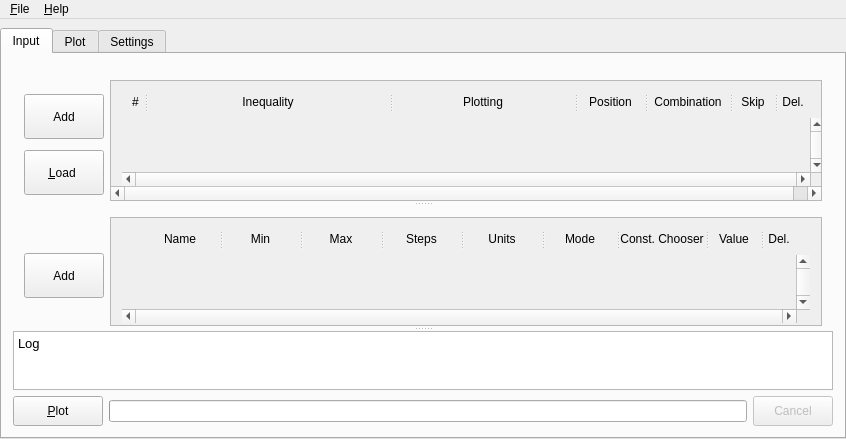
xpcoffee/plotus, file xml/bareminimumplotter.ui: the form before one commit.
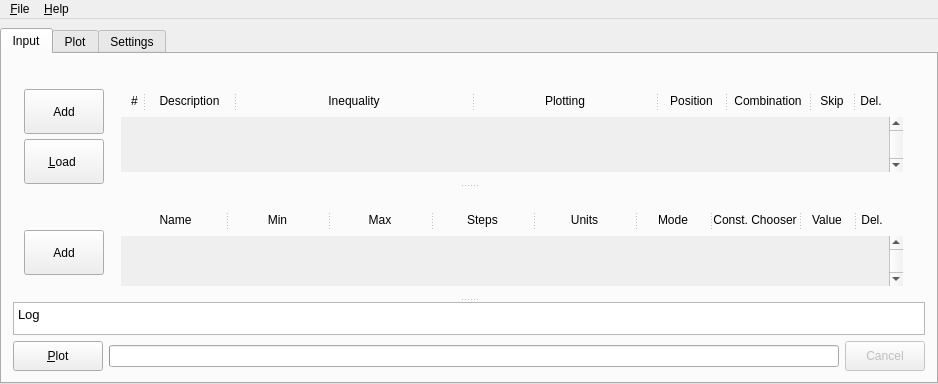
The form after the commit.

Commit message: keeping gui minimal, specifically scroll areas.

Patch:
```diff
--- a/xml/bareminimumplotter.ui
+++ b/xml/bareminimumplotter.ui
@@ -6,8 +6,8 @@
    <rect>
     <x>0</x>
     <y>0</y>
-    <width>846</width>
-    <height>439</height>
+    <width>938</width>
+    <height>384</height>
    </rect>
   </property>
   <property name="windowTitle">
@@ -138,7 +138,7 @@
           </property>
           <widget class="QWidget" name="container_Inequalities" native="true">
            <property name="sizePolicy">
-            <sizepolicy hsizetype="Preferred" vsizetype="Preferred">
+            <sizepolicy hsizetype="Minimum" vsizetype="Preferred">
              <horstretch>1</horstretch>
              <verstretch>3</verstretch>
             </sizepolicy>
@@ -217,42 +217,27 @@
              </layout>
             </item>
             <item>
-             <widget class="QScrollArea" name="scrollArea_Inequality">
+             <widget class="QWidget" name="container_InequalitySub" native="true">
               <property name="sizePolicy">
-               <sizepolicy hsizetype="Expanding" vsizetype="Expanding">
+               <sizepolicy hsizetype="Preferred" vsizetype="Preferred">
                 <horstretch>1</horstretch>
-                <verstretch>1</verstretch>
+                <verstretch>0</verstretch>
                </sizepolicy>
               </property>
-              <property name="verticalScrollBarPolicy">
-               <enum>Qt::ScrollBarAlwaysOff</enum>
+              <property name="minimumSize">
+               <size>
+                <width>40</width>
+                <height>0</height>
+               </size>
               </property>
-              <property name="horizontalScrollBarPolicy">
-               <enum>Qt::ScrollBarAlwaysOn</enum>
-              </property>
-              <property name="sizeAdjustPolicy">
-               <enum>QAbstractScrollArea::AdjustToContentsOnFirstShow</enum>
-              </property>
-              <property name="widgetResizable">
-               <bool>true</bool>
-              </property>
-              <widget class="QWidget" name="scrollAreaWidget_Inequality">
-               <property name="geometry">
-                <rect>
-                 <x>0</x>
-                 <y>0</y>
-                 <width>722</width>
-                 <height>115</height>
-                </rect>
-               </property>
-               <layout class="QVBoxLayout" name="verticalLayout_5">
+              <layout class="QVBoxLayout" name="verticalLayout">
                 <item>
-                 <layout class="QHBoxLayout" name="horizontalLayout_InequalityHeaders">
+                <layout class="QHBoxLayout" name="horizontalLayout">
                   <property name="spacing">
                    <number>0</number>
                   </property>
                   <item>
-                   <spacer name="horizontalSpacer_5">
+                  <spacer name="spacer_InequalityHeaderLeft">
                     <property name="orientation">
                      <enum>Qt::Horizontal</enum>
                     </property>
@@ -268,22 +253,16 @@
                    </spacer>
                   </item>
                   <item>
-                   <widget class="QSplitter" name="splitter_Inequality">
-                    <property name="styleSheet">
-                     <string notr="true"/>
-                    </property>
-                    <property name="frameShape">
-                     <enum>QFrame::NoFrame</enum>
-                    </property>
-                    <property name="frameShadow">
-                     <enum>QFrame::Raised</enum>
+                  <widget class="QSplitter" name="splitter_InequalityHeader">
+                   <property name="sizePolicy">
+                    <sizepolicy hsizetype="Expanding" vsizetype="Preferred">
+                     <horstretch>0</horstretch>
+                     <verstretch>0</verstretch>
+                    </sizepolicy>
                     </property>
                     <property name="orientation">
                      <enum>Qt::Horizontal</enum>
                     </property>
-                    <property name="handleWidth">
-                     <number>5</number>
-                    </property>
                     <property name="childrenCollapsible">
                      <bool>false</bool>
                     </property>
@@ -307,19 +286,45 @@
                       <set>Qt::AlignCenter</set>
                      </property>
                     </widget>
+                   <widget class="QLabel" name="label_InequalityDesc">
+                    <property name="sizePolicy">
+                     <sizepolicy hsizetype="Expanding" vsizetype="Preferred">
+                      <horstretch>0</horstretch>
+                      <verstretch>0</verstretch>
+                     </sizepolicy>
+                    </property>
+                    <property name="minimumSize">
+                     <size>
+                      <width>80</width>
+                      <height>0</height>
+                     </size>
+                    </property>
+                    <property name="maximumSize">
+                     <size>
+                      <width>16777215</width>
+                      <height>16777215</height>
+                     </size>
+                    </property>
+                    <property name="text">
+                     <string>Description</string>
+                    </property>
+                    <property name="alignment">
+                     <set>Qt::AlignCenter</set>
+                    </property>
+                   </widget>
                     <widget class="QLabel" name="label_Inequality">
+                    <property name="sizePolicy">
+                     <sizepolicy hsizetype="Expanding" vsizetype="Preferred">
+                      <horstretch>0</horstretch>
+                      <verstretch>0</verstretch>
+                     </sizepolicy>
+                    </property>
                      <property name="minimumSize">
                       <size>
-                       <width>240</width>
+                      <width>215</width>
                        <height>0</height>
                       </size>
                      </property>
-                     <property name="maximumSize">
-                      <size>
-                       <width>16777215</width>
-                       <height>16777215</height>
-                      </size>
-                     </property>
                      <property name="text">
                       <string>Inequality</string>
                      </property>
@@ -327,7 +332,13 @@
                       <set>Qt::AlignCenter</set>
                      </property>
                     </widget>
-                    <widget class="QLabel" name="label_InequalityPlotting">
+                   <widget class="QLabel" name="label_InequalityPlot">
+                    <property name="sizePolicy">
+                     <sizepolicy hsizetype="Expanding" vsizetype="Preferred">
+                      <horstretch>0</horstretch>
+                      <verstretch>0</verstretch>
+                     </sizepolicy>
+                    </property>
                      <property name="minimumSize">
                       <size>
                        <width>180</width>
@@ -347,7 +358,13 @@
                       <set>Qt::AlignCenter</set>
                      </property>
                     </widget>
-                    <widget class="QLabel" name="label_Position">
+                   <widget class="QLabel" name="label_InequalityPos">
+                    <property name="sizePolicy">
+                     <sizepolicy hsizetype="Fixed" vsizetype="Preferred">
+                      <horstretch>0</horstretch>
+                      <verstretch>0</verstretch>
+                     </sizepolicy>
+                    </property>
                      <property name="minimumSize">
                       <size>
                        <width>65</width>
@@ -367,7 +384,13 @@
                       <set>Qt::AlignCenter</set>
                      </property>
                     </widget>
-                    <widget class="QLabel" name="label_Combination">
+                   <widget class="QLabel" name="label_InequalityComb">
+                    <property name="sizePolicy">
+                     <sizepolicy hsizetype="Fixed" vsizetype="Preferred">
+                      <horstretch>0</horstretch>
+                      <verstretch>0</verstretch>
+                     </sizepolicy>
+                    </property>
                      <property name="minimumSize">
                       <size>
                        <width>80</width>
@@ -387,7 +410,13 @@
                       <set>Qt::AlignCenter</set>
                      </property>
                     </widget>
-                    <widget class="QLabel" name="label_Skip">
+                   <widget class="QLabel" name="label_InequalitySkip">
+                    <property name="sizePolicy">
+                     <sizepolicy hsizetype="Fixed" vsizetype="Preferred">
+                      <horstretch>0</horstretch>
+                      <verstretch>0</verstretch>
+                     </sizepolicy>
+                    </property>
                      <property name="minimumSize">
                       <size>
                        <width>40</width>
@@ -407,7 +436,13 @@
                       <set>Qt::AlignCenter</set>
                      </property>
                     </widget>
-                    <widget class="QLabel" name="label_Del">
+                   <widget class="QLabel" name="label_InequalityDel">
+                    <property name="sizePolicy">
+                     <sizepolicy hsizetype="Fixed" vsizetype="Preferred">
+                      <horstretch>0</horstretch>
+                      <verstretch>0</verstretch>
+                     </sizepolicy>
+                    </property>
                      <property name="minimumSize">
                       <size>
                        <width>30</width>
@@ -430,7 +465,7 @@
                    </widget>
                   </item>
                   <item>
-                   <spacer name="horizontalSpacer_InequalityScrollBar">
+                  <spacer name="spacer_InequalityHeaderRight">
                     <property name="orientation">
                      <enum>Qt::Horizontal</enum>
                     </property>
@@ -439,14 +474,14 @@
                     </property>
                     <property name="sizeHint" stdset="0">
                      <size>
-                      <width>12</width>
+                     <width>4</width>
                       <height>20</height>
                      </size>
                     </property>
                    </spacer>
                   </item>
                   <item>
-                   <spacer name="horizontalSpacer_4">
+                  <spacer name="spacer_InequalityHeaderScroll">
                     <property name="orientation">
                      <enum>Qt::Horizontal</enum>
                     </property>
@@ -455,7 +490,7 @@
                     </property>
                     <property name="sizeHint" stdset="0">
                      <size>
-                      <width>4</width>
+                     <width>13</width>
                       <height>20</height>
                      </size>
                     </property>
@@ -499,7 +534,7 @@
                    <enum>Qt::ScrollBarAlwaysOn</enum>
                   </property>
                   <property name="horizontalScrollBarPolicy">
-                   <enum>Qt::ScrollBarAlwaysOn</enum>
+                  <enum>Qt::ScrollBarAlwaysOff</enum>
                   </property>
                   <property name="sizeAdjustPolicy">
                    <enum>QAbstractScrollArea::AdjustIgnored</enum>
@@ -512,8 +547,8 @@
                     <rect>
                      <x>0</x>
                      <y>0</y>
-                     <width>687</width>
-                     <height>52</height>
+                    <width>773</width>
+                    <height>59</height>
                     </rect>
                    </property>
                    <property name="focusPolicy">
@@ -525,7 +560,7 @@
                    <property name="styleSheet">
                     <string notr="true"/>
                    </property>
-                   <layout class="QVBoxLayout" name="verticalLayout">
+                  <layout class="QVBoxLayout" name="layout_InequalityScrollWidget">
                     <property name="leftMargin">
                      <number>0</number>
                     </property>
@@ -560,7 +595,6 @@
                 </item>
                </layout>
               </widget>
-             </widget>
             </item>
            </layout>
           </widget>
@@ -623,34 +657,22 @@
              </layout>
             </item>
             <item>
-             <widget class="QScrollArea" name="scrollArea">
+             <widget class="QWidget" name="container_VariableSub" native="true">
               <property name="sizePolicy">
-               <sizepolicy hsizetype="Expanding" vsizetype="Expanding">
+               <sizepolicy hsizetype="Preferred" vsizetype="Preferred">
                 <horstretch>1</horstretch>
-                <verstretch>1</verstretch>
+                <verstretch>0</verstretch>
                </sizepolicy>
               </property>
-              <property name="verticalScrollBarPolicy">
-               <enum>Qt::ScrollBarAlwaysOff</enum>
+              <property name="minimumSize">
+               <size>
+                <width>20</width>
+                <height>0</height>
+               </size>
               </property>
-              <property name="sizeAdjustPolicy">
-               <enum>QAbstractScrollArea::AdjustToContentsOnFirstShow</enum>
-              </property>
-              <property name="widgetResizable">
-               <bool>true</bool>
-              </property>
-              <widget class="QWidget" name="scrollAreaWidgetContents">
-               <property name="geometry">
-                <rect>
-                 <x>0</x>
-                 <y>0</y>
-                 <width>714</width>
-                 <height>115</height>
-                </rect>
-               </property>
-               <layout class="QVBoxLayout" name="verticalLayout_3">
+              <layout class="QVBoxLayout" name="layout_VariableSub">
                 <item>
-                 <layout class="QHBoxLayout" name="horizontalLayout_VariableHeader">
+                <layout class="QHBoxLayout" name="layout_VariableHeader">
                   <property name="spacing">
                    <number>0</number>
                   </property>
@@ -667,7 +689,7 @@
                     </property>
                     <property name="sizeHint" stdset="0">
                      <size>
-                      <width>20</width>
+                     <width>6</width>
                       <height>20</height>
                      </size>
                     </property>
@@ -676,11 +698,17 @@
                   <item>
                    <widget class="QSplitter" name="splitter_Variable">
                     <property name="sizePolicy">
-                     <sizepolicy hsizetype="Expanding" vsizetype="Preferred">
+                    <sizepolicy hsizetype="Preferred" vsizetype="Preferred">
                       <horstretch>0</horstretch>
                       <verstretch>0</verstretch>
                      </sizepolicy>
                     </property>
+                   <property name="minimumSize">
+                    <size>
+                     <width>0</width>
+                     <height>0</height>
+                    </size>
+                   </property>
                     <property name="autoFillBackground">
                      <bool>false</bool>
                     </property>
@@ -960,7 +988,7 @@
                     </property>
                     <property name="sizeHint" stdset="0">
                      <size>
-                      <width>12</width>
+                     <width>4</width>
                       <height>20</height>
                      </size>
                     </property>
@@ -976,7 +1004,7 @@
                     </property>
                     <property name="sizeHint" stdset="0">
                      <size>
-                      <width>4</width>
+                     <width>12</width>
                       <height>20</height>
                      </size>
                     </property>
@@ -1020,7 +1048,7 @@
                    <enum>Qt::ScrollBarAlwaysOn</enum>
                   </property>
                   <property name="horizontalScrollBarPolicy">
-                   <enum>Qt::ScrollBarAlwaysOn</enum>
+                  <enum>Qt::ScrollBarAlwaysOff</enum>
                   </property>
                   <property name="sizeAdjustPolicy">
                    <enum>QAbstractScrollArea::AdjustIgnored</enum>
@@ -1033,8 +1061,8 @@
                     <rect>
                      <x>0</x>
                      <y>0</y>
-                     <width>679</width>
-                     <height>52</height>
+                    <width>773</width>
+                    <height>54</height>
                     </rect>
                    </property>
                    <property name="autoFillBackground">
@@ -1043,7 +1071,10 @@
                    <property name="styleSheet">
                     <string notr="true"/>
                    </property>
-                   <layout class="QVBoxLayout" name="verticalLayout_2">
+                  <layout class="QVBoxLayout" name="layout_VariableScrollWidget">
+                   <property name="sizeConstraint">
+                    <enum>QLayout::SetDefaultConstraint</enum>
+                   </property>
                     <property name="leftMargin">
                      <number>0</number>
                     </property>
@@ -1058,8 +1089,11 @@
                     </property>
                     <item>
                      <layout class="QVBoxLayout" name="layout_Variable">
+                     <property name="sizeConstraint">
+                      <enum>QLayout::SetDefaultConstraint</enum>
+                     </property>
                       <property name="leftMargin">
-                       <number>20</number>
+                      <number>6</number>
                       </property>
                       <property name="topMargin">
                        <number>6</number>
@@ -1077,7 +1111,6 @@
                  </widget>
                 </item>
                </layout>
-              </widget>
              </widget>
             </item>
            </layout>
@@ -1160,7 +1193,7 @@
              <height>20</height>
             </size>
            </property>
-           <layout class="QHBoxLayout" name="horizontalLayout">
+           <layout class="QHBoxLayout" name="layout_PlotTitle">
             <property name="leftMargin">
              <number>0</number>
             </property>
@@ -1174,7 +1207,7 @@
              <number>0</number>
             </property>
             <item>
-             <spacer name="horizontalSpacer_6">
+             <spacer name="spacer_PlotTitleLeft">
               <property name="orientation">
                <enum>Qt::Horizontal</enum>
               </property>
@@ -1206,7 +1239,7 @@
              </widget>
             </item>
             <item>
-             <spacer name="horizontalSpacer_7">
+             <spacer name="spacer_PlotTitleRight">
               <property name="orientation">
                <enum>Qt::Horizontal</enum>
               </property>
@@ -1413,7 +1446,7 @@
     <rect>
      <x>0</x>
      <y>0</y>
-     <width>846</width>
+     <width>938</width>
      <height>21</height>
     </rect>
    </property>
```
Left out of the diff: 52 changed lines with no effect on the pictures. Lines whose indentation alone changed are shown as unchanged. The commit also changes 14 other files.
